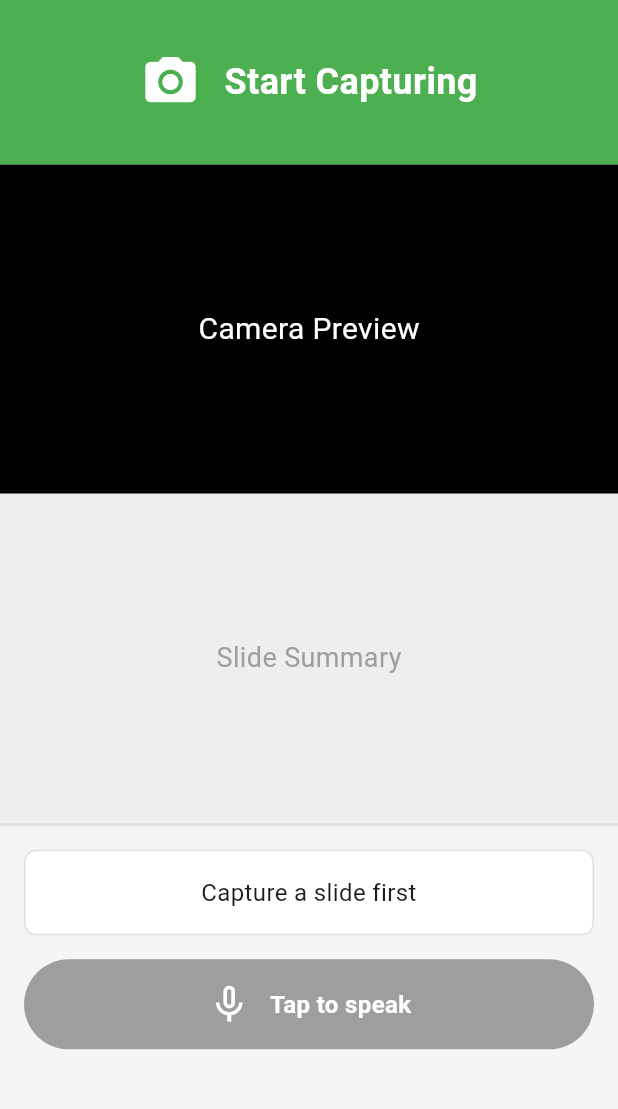
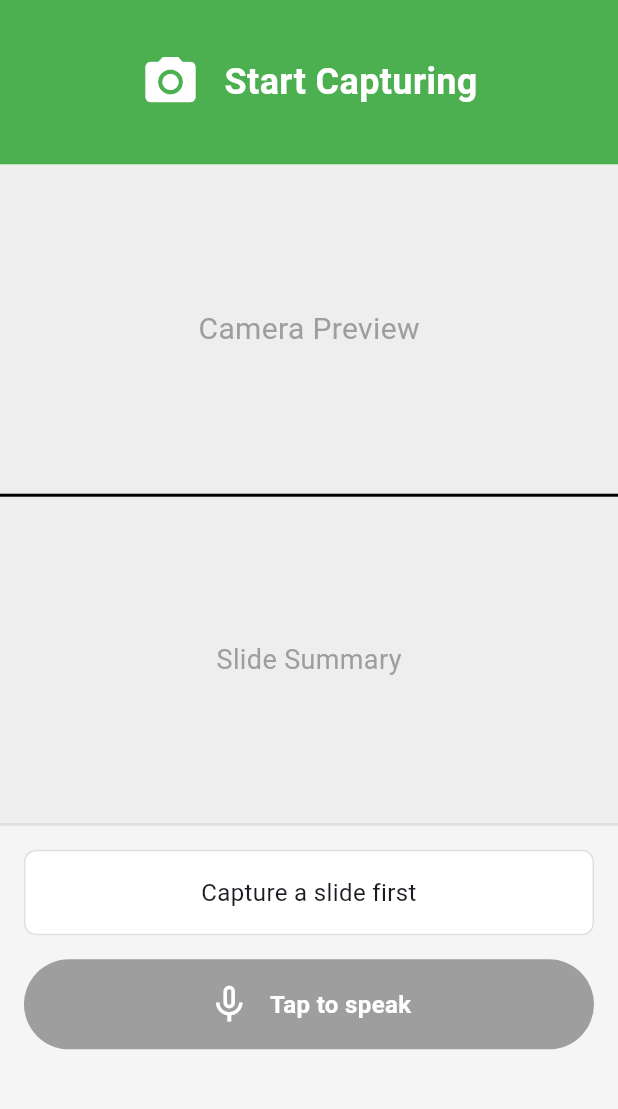
Before and after one commit to SuyashManiyar/HackUMass_codebase, a Flutter app: the screen it shows after launch, on a phone screen of 412 x 824 dp, the part 84-1193 px from its top. Run offline on Flutter 3.47's test engine with Material 3 defaults, Android fonts, the light colour scheme and no system bars; our stand-ins replace camera, flutter_dotenv, flutter_tts, google_generative_ai, speech_to_text.

Commit message:
fixed camera display, added timer before 1st capture

```diff
--- a/lib/main.dart
+++ b/lib/main.dart
@@ -50,6 +50,8 @@ class _MyHomePageState extends State<MyHomePage> {
   bool _isSpeechInitialized = false;
   bool _isProcessingPipeline = false;
   bool _isAnalyzingSlide = false;
+  bool _isInitialDelay = false;
+  int _countdown = 3;
 
   Timer? _captureTimer;
 
@@ -79,6 +81,8 @@ class _MyHomePageState extends State<MyHomePage> {
       setState(() {
         _currentSlideSummary = null;
         _transcription = '';
+        _isInitialDelay = false;
+        _countdown = 3;
       });
     } else {
       await _startCapturing();
@@ -92,6 +96,21 @@ class _MyHomePageState extends State<MyHomePage> {
       _isCapturing = true;
       _allSlideSummaries = [];
       _currentSlideSummary = null;
+      _isInitialDelay = true;
+      _countdown = 3;
+    });
+
+    // 3 second delay before first capture
+    for (int i = 3; i > 0; i--) {
+      await Future.delayed(const Duration(seconds: 1));
+      if (!_isCapturing) return; // Stop if user stopped capturing
+      setState(() {
+        _countdown = i - 1;
+      });
+    }
+
+    setState(() {
+      _isInitialDelay = false;
     });
 
     await _captureAndAnalyze();
@@ -107,6 +126,8 @@ class _MyHomePageState extends State<MyHomePage> {
 
     setState(() {
       _isCapturing = false;
+      _isInitialDelay = false;
+      _countdown = 3;
     });
   }
 
@@ -235,27 +256,21 @@ class _MyHomePageState extends State<MyHomePage> {
             flex: 2,
             child: Container(
               width: double.infinity,
-              color: Colors.black,
+              color: Colors.grey[200],
               child: _isCapturing && _cameraService.isInitialized
                   ? Center(
-                child: _cameraService.controller!.value.aspectRatio > 1
-                    ? AspectRatio(
-                  aspectRatio: _cameraService.controller!.value.aspectRatio,
+                      child: AspectRatio(
+                        // For portrait mode, invert the aspect ratio if it's > 1
+                        aspectRatio: _cameraService.controller!.value.aspectRatio > 1
+                            ? 1 / _cameraService.controller!.value.aspectRatio
+                            : _cameraService.controller!.value.aspectRatio,
                         child: CameraPreview(_cameraService.controller!),
-                )
-                    : FittedBox(
-                  fit: BoxFit.contain,
-                  child: SizedBox(
-                    width: _cameraService.controller!.value.previewSize!.height,
-                    height: _cameraService.controller!.value.previewSize!.width,
-                    child: CameraPreview(_cameraService.controller!),
-                  ),
                       ),
                     )
                   : const Center(
                       child: Text(
                         'Camera Preview',
-                  style: TextStyle(color: Colors.white, fontSize: 20),
+                        style: TextStyle(color: Colors.grey, fontSize: 20),
                       ),
                     ),
             ),
@@ -265,8 +280,36 @@ class _MyHomePageState extends State<MyHomePage> {
             child: Container(
               width: double.infinity,
               padding: const EdgeInsets.all(16),
+              decoration: BoxDecoration(
                 color: Colors.grey[200],
-              child: _isAnalyzingSlide
+                border: Border(top: BorderSide(color: Colors.black, width: 2)),
+              ),
+              child: _isInitialDelay
+                  ? Center(
+                child: Column(
+                  mainAxisAlignment: MainAxisAlignment.center,
+                  children: [
+                    Text(
+                      'Get ready...',
+                      style: TextStyle(
+                        fontSize: 24,
+                        fontWeight: FontWeight.bold,
+                        color: Colors.grey[700],
+                      ),
+                    ),
+                    const SizedBox(height: 16),
+                    Text(
+                      '$_countdown',
+                      style: TextStyle(
+                        fontSize: 48,
+                        fontWeight: FontWeight.bold,
+                        color: Colors.blue,
+                      ),
+                    ),
+                  ],
+                ),
+              )
+                  : _isAnalyzingSlide
                   ? const Center(
                 child: Column(
                   mainAxisAlignment: MainAxisAlignment.center,
```
Lines whose indentation alone changed are shown as unchanged.
